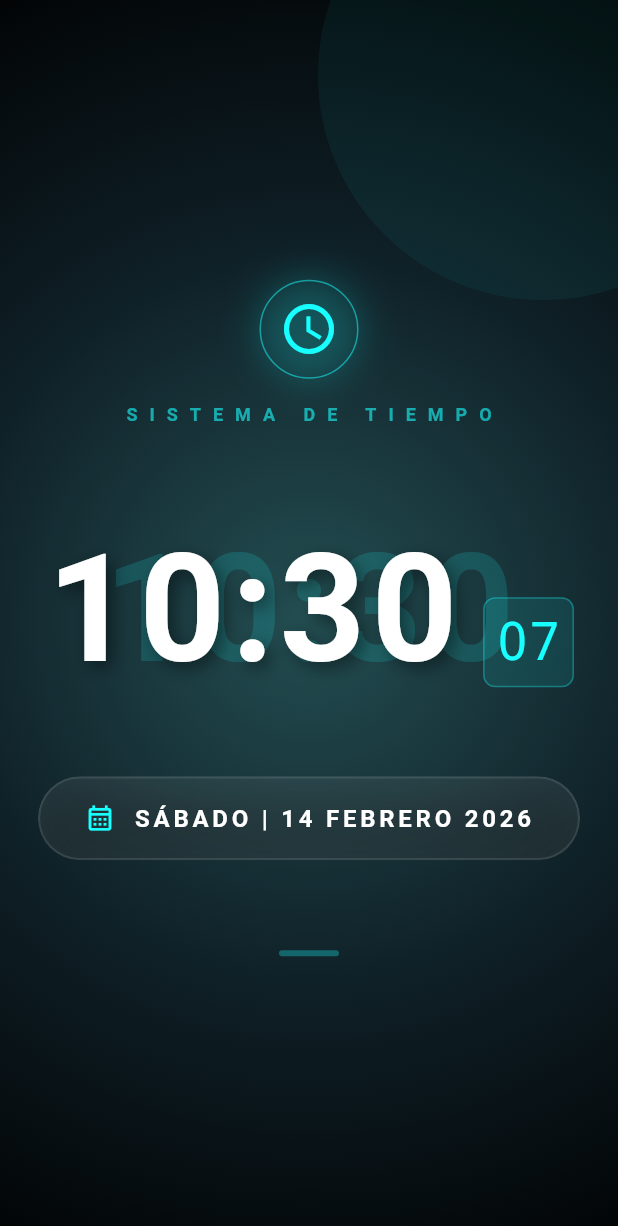
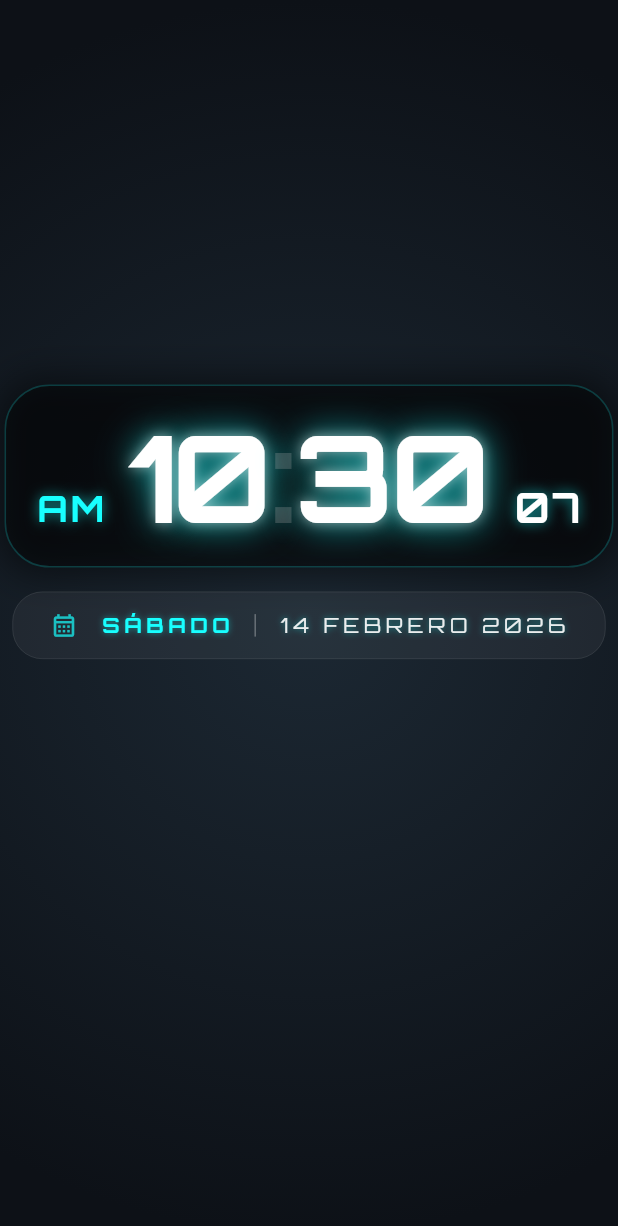
Before and after one commit to WilmerHenry/digital_clock_app, a Flutter app: the screen it shows after launch, on a phone screen of 412 x 824 dp. Shown: the top 1226 px of the screen. Run offline on Flutter 3.47's test engine with Material 3 defaults, Android fonts, the phone set to English and light mode, and no system bars.

Commit message:
diseño final

```diff
--- a/lib/presentation/pages/clock_page.dart
+++ b/lib/presentation/pages/clock_page.dart
@@ -28,36 +28,20 @@ class _ClockPageState extends State<ClockPage> {
   @override
   Widget build(BuildContext context) {
     return Scaffold(
-      extendBodyBehindAppBar: true,
-      body: Stack(
-        children: [
-          // Fondo Dinámico con Gradiente Profundo
-          Container(
+      body: Container(
+        width: double.infinity,
+        height: double.infinity,
         decoration: const BoxDecoration(
           gradient: RadialGradient(
             center: Alignment.center,
-                radius: 1.2,
+            radius: 1.0,
             colors: [
-                  Color(0xFF234E52),
-                  Color(0xFF0F2027),
-                  Colors.black,
+              Color(0xFF1C2833),
+              Color(0xFF0D1117),
             ],
           ),
         ),
-          ),
-
-          // Elementos Decorativos de fondo (Opcional, círculos sutiles)
-          Positioned(
-            top: -100,
-            right: -100,
-            child: CircleAvatar(
-              radius: 150,
-              backgroundColor: Colors.cyanAccent.withOpacity(0.05),
-            ),
-          ),
-
-          SafeArea(
-            child: Center(
+        child: SafeArea(
           child: StreamBuilder<DateTime>(
             stream: _controller.timeStream,
             initialData: DateTime.now(),
@@ -66,81 +50,24 @@ class _ClockPageState extends State<ClockPage> {
               return Column(
                 mainAxisAlignment: MainAxisAlignment.center,
                 children: [
-                      // Header con estilo
-                      TweenAnimationBuilder<double>(
-                        tween: Tween<double>(begin: 0, end: 1),
-                        duration: const Duration(seconds: 1),
-                        curve: Curves.easeOutBack,
-                        builder: (context, value, child) {
-                          return Transform.translate(
-                            offset: Offset(0, 20 * (1 - value)),
-                            child: Opacity(opacity: value, child: child),
-                          );
-                        },
-                        child: Column(
-                          children: [
-                            Container(
-                              padding: const EdgeInsets.all(12),
-                              decoration: BoxDecoration(
-                                shape: BoxShape.circle,
-                                border: Border.all(color: Colors.cyanAccent.withOpacity(0.5)),
-                                boxShadow: [
-                                  BoxShadow(
-                                    color: Colors.cyanAccent.withOpacity(0.2),
-                                    blurRadius: 20,
-                                    spreadRadius: 2,
-                                  )
-                                ]
-                              ),
-                              child: const Icon(
-                                Icons.watch_later_outlined,
-                                size: 40,
-                                color: Colors.cyanAccent,
-                              ),
-                            ),
-                            const SizedBox(height: 15),
-                            Text(
-                              "SISTEMA DE TIEMPO",
-                              style: TextStyle(
-                                color: Colors.cyanAccent.withOpacity(0.6),
-                                letterSpacing: 8,
-                                fontSize: 12,
-                                fontWeight: FontWeight.bold,
-                              ),
-                            ),
-                          ],
-                        ),
-                      ),
+                  // Espaciado superior para equilibrio visual
+                  const Spacer(flex: 2),
 
-                      const SizedBox(height: 50),
-
-                      // Pantalla de Tiempo Principal
+                  // Componente de Tiempo
                   TimeDisplay(dateTime: time),
 
-                      const SizedBox(height: 40),
+                  const SizedBox(height: 16),
 
-                      // Pantalla de Fecha con Glassmorphism
+                  // Componente de Fecha
                   DataDisplay(dateTime: time),
 
-                      const SizedBox(height: 60),
-
-                      // Footer decorativo
-                      Container(
-                        width: 40,
-                        height: 4,
-                        decoration: BoxDecoration(
-                          color: Colors.cyanAccent.withOpacity(0.3),
-                          borderRadius: BorderRadius.circular(2),
-                        ),
-                      )
+                  const Spacer(flex: 3),
                 ],
               );
             },
           ),
         ),
       ),
-        ],
-      ),
     );
   }
 }
--- a/lib/presentation/widgets/data_display.dart
+++ b/lib/presentation/widgets/data_display.dart
@@ -1,4 +1,3 @@
-import 'dart:ui';
 import 'package:flutter/material.dart';
 
 class DataDisplay extends StatelessWidget {
@@ -7,62 +6,93 @@ class DataDisplay extends StatelessWidget {
   const DataDisplay({super.key, required this.dateTime});
 
   static const List<String> _months = [
-    'ENERO', 'FEBRERO', 'MARZO', 'ABRIL', 'MAYO', 'JUNIO',
-    'JULIO', 'AGOSTO', 'SEPTIEMBRE', 'OCTUBRE', 'NOVIEMBRE', 'DICIEMBRE',
+    'ENERO',
+    'FEBRERO',
+    'MARZO',
+    'ABRIL',
+    'MAYO',
+    'JUNIO',
+    'JULIO',
+    'AGOSTO',
+    'SEPTIEMBRE',
+    'OCTUBRE',
+    'NOVIEMBRE',
+    'DICIEMBRE',
   ];
 
   static const List<String> _days = [
-    'LUNES', 'MARTES', 'MIÉRCOLES', 'JUEVES', 'VIERNES', 'SÁBADO', 'DOMINGO',
+    'LUNES',
+    'MARTES',
+    'MIÉRCOLES',
+    'JUEVES',
+    'VIERNES',
+    'SÁBADO',
+    'DOMINGO',
   ];
 
   @override
   Widget build(BuildContext context) {
     final String dayName = _days[dateTime.weekday - 1];
     final String monthName = _months[dateTime.month - 1];
+    final String dayNumber = dateTime.day.toString().padLeft(2, '0');
+    final String year = dateTime.year.toString();
 
-    return ClipRRect(
-      borderRadius: BorderRadius.circular(30),
-      child: BackdropFilter(
-        filter: ImageFilter.blur(sigmaX: 10, sigmaY: 10),
-        child: Container(
-          padding: const EdgeInsets.symmetric(horizontal: 30, vertical: 15),
-          decoration: BoxDecoration(
-            color: Colors.white.withOpacity(0.07),
-            borderRadius: BorderRadius.circular(30),
-            border: Border.all(
-              color: Colors.white.withOpacity(0.1),
-              width: 1.5,
-            ),
-            boxShadow: [
+    final TextStyle textStyle = TextStyle(
+      fontFamily: 'Orbitron',
+      color: Colors.white,
+      fontSize: 14,
+      letterSpacing: 3,
+      fontWeight: FontWeight.bold,
+      shadows: [
         BoxShadow(
-                color: Colors.black.withOpacity(0.2),
-                blurRadius: 20,
-                offset: const Offset(0, 10),
+          color: Colors.cyanAccent.withValues(alpha: 0.5),
+          blurRadius: 5,
         ),
       ],
+    );
+
+    return Container(
+      padding: const EdgeInsets.symmetric(horizontal: 25, vertical: 12),
+      decoration: BoxDecoration(
+        color: Colors.white.withValues(alpha: 0.05),
+        borderRadius: BorderRadius.circular(20),
+        border: Border.all(
+          color: Colors.white.withValues(alpha: 0.1),
+          width: 0.5,
+        ),
       ),
       child: Row(
         mainAxisSize: MainAxisSize.min,
         children: [
-              const Icon(
+          // Icono Decorativo
+          Icon(
             Icons.calendar_month_outlined,
-                color: Colors.cyanAccent,
-                size: 20,
+            color: Colors.cyanAccent.withValues(alpha: 0.7),
+            size: 18,
           ),
-              const SizedBox(width: 12),
+
+          const SizedBox(width: 15),
+
+          // LUNES
+          Text(dayName, style: textStyle.copyWith(color: Colors.cyanAccent)),
+
+          const SizedBox(width: 15),
+
+          // Separador Vertical
+          Container(height: 15, width: 1, color: Colors.white30),
+
+          const SizedBox(width: 15),
+
+          // 24 NOVIEMBRE 2024
           Text(
-                "$dayName | ${dateTime.day} $monthName ${dateTime.year}",
-                style: const TextStyle(
-                  fontSize: 16,
-                  fontWeight: FontWeight.w600,
-                  color: Colors.white,
-                  letterSpacing: 2.5,
+            "$dayNumber $monthName $year",
+            style: textStyle.copyWith(
+              color: Colors.white.withValues(alpha: 0.9),
+              fontWeight: FontWeight.w400,
             ),
           ),
         ],
       ),
-        ),
-      ),
     );
   }
 }
--- a/lib/presentation/widgets/time_display.dart
+++ b/lib/presentation/widgets/time_display.dart
@@ -7,71 +7,120 @@ class TimeDisplay extends StatelessWidget {
 
   @override
   Widget build(BuildContext context) {
-    final String hour = dateTime.hour.toString().padLeft(2, '0');
-    final String minute = dateTime.minute.toString().padLeft(2, '0');
-    final String second = dateTime.second.toString().padLeft(2, '0');
+    final int rawHour = dateTime.hour;
+    final int hour12 = rawHour > 12
+        ? rawHour - 12
+        : (rawHour == 0 ? 12 : rawHour);
+    final String period = rawHour >= 12 ? 'PM' : 'AM';
 
-    return Column(
+    final String hourStr = hour12.toString().padLeft(2, '0');
+    final String minuteStr = dateTime.minute.toString().padLeft(2, '0');
+    final String secondStr = dateTime.second.toString().padLeft(2, '0');
+
+    // Estilo Base con Fuente Digital Futuristic (Orbitron)
+    final TextStyle baseStyle = TextStyle(
+      fontFamily: 'Orbitron',
+      fontWeight: FontWeight.bold,
+      color: Colors.white,
+    );
+
+    // Estilo para números grandes (Hora/Minutos)
+    final TextStyle hugeStyle = baseStyle.copyWith(
+      fontSize: 80,
+      height: 1,
+      letterSpacing: -2,
+      shadows: [
+        BoxShadow(
+          color: Colors.cyanAccent.withValues(alpha: 0.8),
+          blurRadius: 30,
+          spreadRadius: 5,
+        ),
+        BoxShadow(
+          color: Colors.white.withValues(alpha: 0.5),
+          blurRadius: 10,
+          spreadRadius: 2,
+        ),
+      ],
+    );
+
+    // Estilo para indicadores (AM/PM y Segundos)
+    final TextStyle indicatorStyle = baseStyle.copyWith(
+      fontSize: 24,
+      color: Colors.cyanAccent,
+      letterSpacing: 2,
+      shadows: [
+        BoxShadow(
+          color: Colors.cyanAccent.withValues(alpha: 0.6),
+          blurRadius: 10,
+          spreadRadius: 1,
+        ),
+      ],
+    );
+
+    return Container(
+      padding: const EdgeInsets.symmetric(horizontal: 20, vertical: 20),
+      decoration: BoxDecoration(
+        color: Colors.black.withValues(alpha: 0.3),
+        borderRadius: BorderRadius.circular(30),
+        border: Border.all(
+          color: Colors.cyanAccent.withValues(alpha: 0.2),
+          width: 1,
+        ),
+        boxShadow: [
+          BoxShadow(
+            color: Colors.black.withValues(alpha: 0.5),
+            blurRadius: 20,
+            spreadRadius: 5,
+          ),
+        ],
+      ),
+      child: Row(
         mainAxisSize: MainAxisSize.min,
-      children: [
-        Stack(
-          alignment: Alignment.center,
-          children: [
-            // Resplandor de fondo (Glow)
-            Text(
-              "$hour:$minute",
-              style: TextStyle(
-                fontSize: 100,
-                fontWeight: FontWeight.bold,
-                color: Colors.cyanAccent.withOpacity(0.15),
-                letterSpacing: 4,
-              ),
-            ),
-            // Texto principal
-            Row(
-              mainAxisAlignment: MainAxisAlignment.center,
         crossAxisAlignment: CrossAxisAlignment.baseline,
         textBaseline: TextBaseline.alphabetic,
         children: [
-                Text(
-                  "$hour:$minute",
-                  style: const TextStyle(
-                    fontSize: 100,
-                    fontWeight: FontWeight.bold,
-                    color: Colors.white,
-                    letterSpacing: 4,
+          // 1. INDICADOR AM/PM (Izquierda)
+          Text(period, style: indicatorStyle),
+
+          const SizedBox(width: 16),
+
+          // 2. HORA
+          Text(hourStr, style: hugeStyle),
+
+          // 3. SEPARADOR
+          AnimatedOpacity(
+            opacity: dateTime.second % 2 == 0 ? 1.0 : 0.2,
+            duration: const Duration(milliseconds: 500),
+            child: Text(
+              ":",
+              style: hugeStyle.copyWith(
+                color: Colors.white.withValues(alpha: 0.9),
                 shadows: [
-                      Shadow(
-                        color: Colors.black45,
-                        offset: Offset(4, 4),
-                        blurRadius: 15,
+                  BoxShadow(
+                    color: Colors.cyanAccent,
+                    blurRadius: 20,
+                    spreadRadius: 2,
                   ),
                 ],
               ),
             ),
-                const SizedBox(width: 15),
-                Container(
-                  padding: const EdgeInsets.symmetric(horizontal: 8, vertical: 4),
-                  decoration: BoxDecoration(
-                    color: Colors.cyanAccent.withOpacity(0.1),
-                    borderRadius: BorderRadius.circular(8),
-                    border: Border.all(color: Colors.cyanAccent.withOpacity(0.3)),
           ),
-                  child: Text(
-                    second,
-                    style: const TextStyle(
-                      fontSize: 35,
-                      fontWeight: FontWeight.w400,
-                      color: Colors.cyanAccent,
-                      fontFamily: 'Courier', // Estilo digital
-                    ),
+
+          // 4. MINUTOS
+          Text(minuteStr, style: hugeStyle),
+
+          const SizedBox(width: 16),
+
+          // 5. SEGUNDOS (Derecha)
+          Text(
+            secondStr,
+            style: indicatorStyle.copyWith(
+              fontSize: 28, // Un poco más grande que AM/PM
+              color: Colors.white,
             ),
           ),
         ],
       ),
-          ],
-        ),
-      ],
     );
   }
 }
```
Also changed, not shown: pubspec.yaml (+7 -2 lines), 1 other file. Lines whose indentation alone changed are shown as unchanged.
